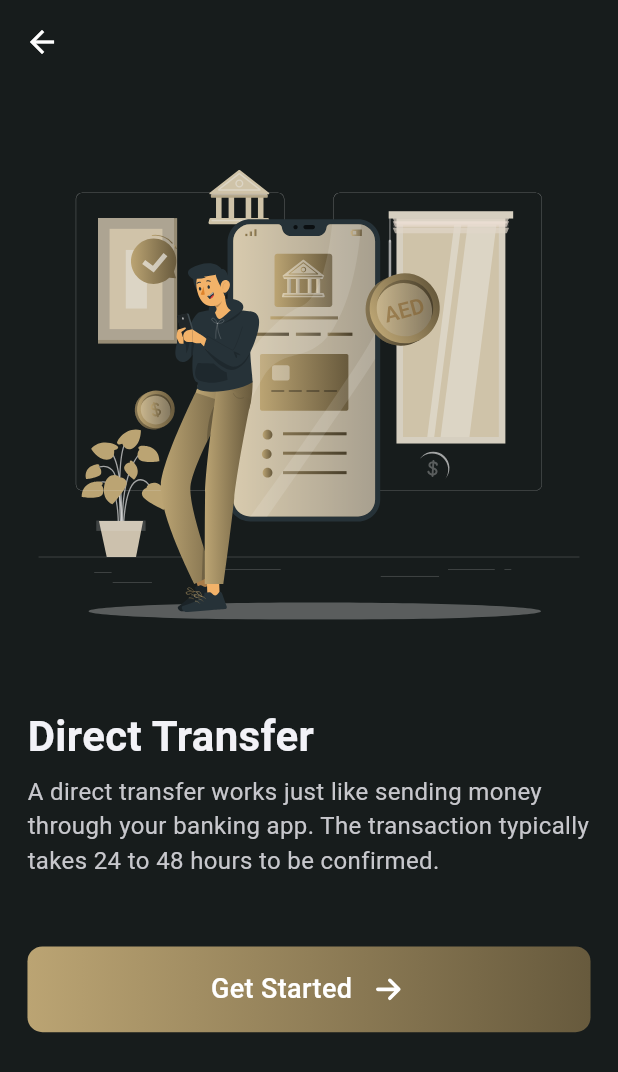
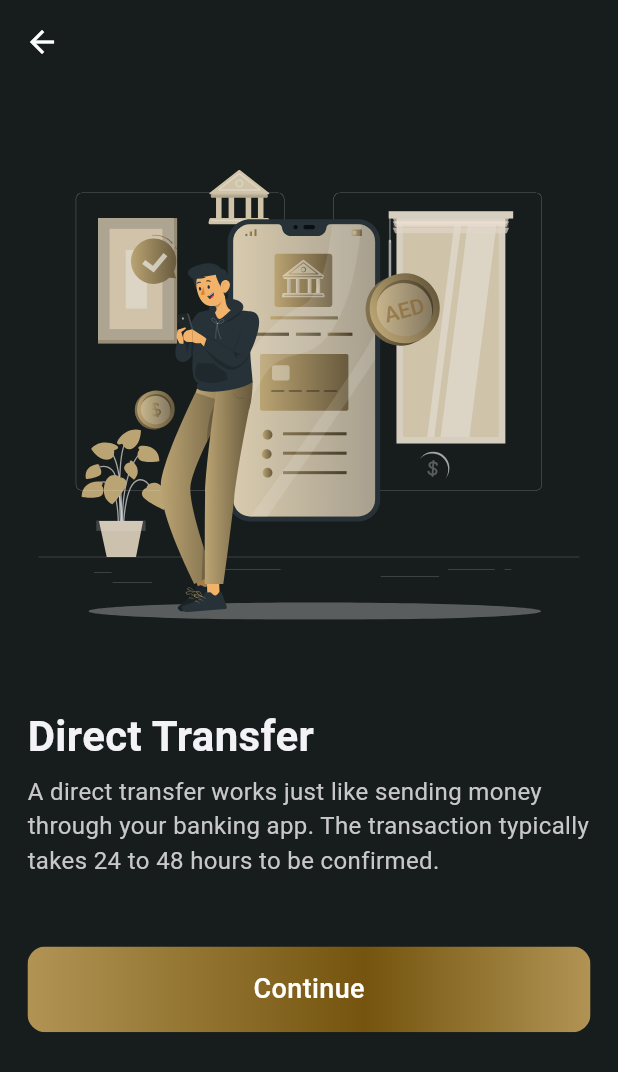
Before and after one commit to saveingoldmobileapps/BBH-Trader---Baghdad-Bullion, a Flutter app: the DirectTransferGetStarted screen opened directly, on a phone screen of 412 x 824 dp. Shown: the top 1072 px of the screen. Run offline on Flutter 3.47's test engine with Material 3 defaults, Android fonts, the phone set to English and light mode, and no system bars; our stand-ins replace animated_text_kit, cached_network_image, camera, connectivity_plus, convert, device_info_plus and 28 more; missing offline and left inert: app_settings, flutter_client_sse, flutter_stripe, network_info_plus, otp_timer_button, shuftipro_onsite_sdk and 2 more; accounts and stored records are empty; generated files the repository leaves out were written again; project files that could hold a hidden picture were left out.

Commit message:
add payment screen

```diff
--- a/lib/presentation/screens/direct_transfer/direct_transfer_get_started.dart
+++ b/lib/presentation/screens/direct_transfer/direct_transfer_get_started.dart
@@ -5,7 +5,7 @@ import 'package:saveingold_fzco/core/core_export.dart';
 import 'package:saveingold_fzco/l10n/app_localizations.dart';
 import 'package:saveingold_fzco/presentation/screens/direct_transfer/select_bank.dart';
 
-import '../../widgets/loader_arrow_button.dart';
+import '../../widgets/loader_button.dart';
 
 class DirectTransferGetStarted extends ConsumerStatefulWidget {
   const DirectTransferGetStarted({
@@ -78,8 +78,8 @@ class _GetStartedScreenState extends ConsumerState<DirectTransferGetStarted> {
               lines: 6,
             ),
             ConstPadding.sizeBoxWithHeight(height: 40),
-            LoaderArrowButton(
-              title: AppLocalizations.of(context)!.getStarted,//"Get Started",
+            LoaderButton(
+              title: AppLocalizations.of(context)!.continu, //"Get Started",
               isLoadingState: false,
               onTap: () async {
                 Navigator.push(
--- a/lib/presentation/widgets/build_payment_method_card.dart
+++ b/lib/presentation/widgets/build_payment_method_card.dart
@@ -25,7 +25,7 @@ class BuildPaymentMethodCard extends StatelessWidget {
         width: sizes!.isPhone ? sizes!.widthRatio * 361 : sizes!.width,
         padding: const EdgeInsets.all(12),
         decoration: ShapeDecoration(
-          color: Color(0xFF333333),
+          color: Color(0xFF262929),
           shape: RoundedRectangleBorder(
             borderRadius: BorderRadius.circular(12),
           ),
```
Also changed, not shown: lib/presentation/screens/fund_screens/add_fund_screen.dart (+30 -23 lines), 3 other files.
